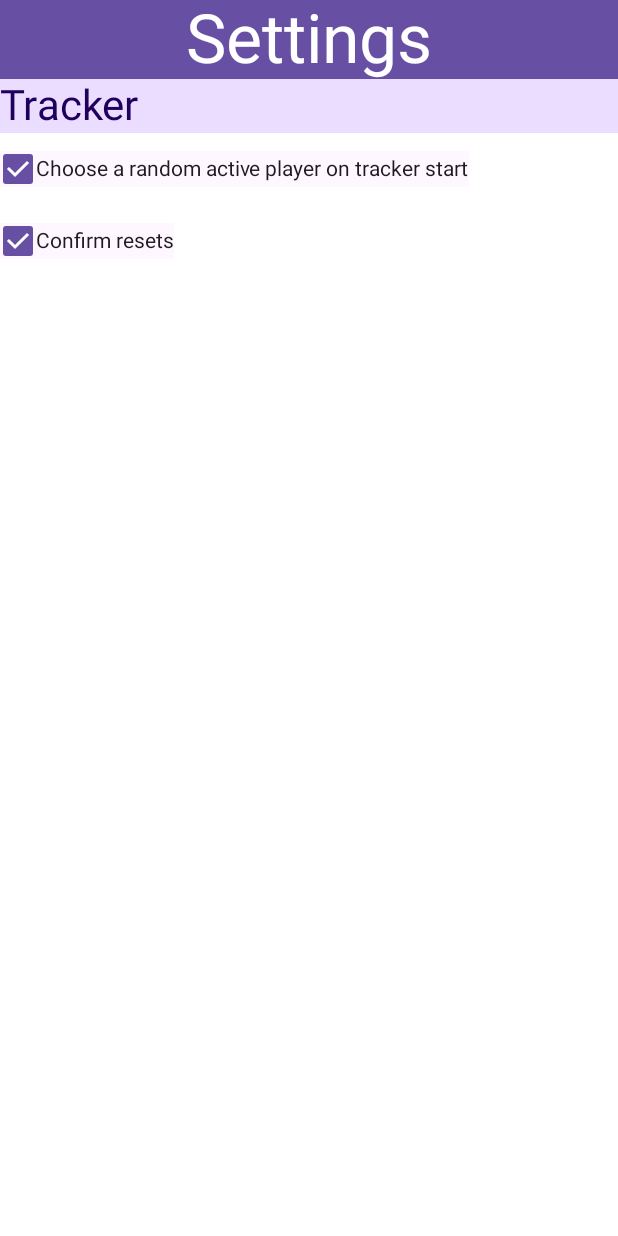
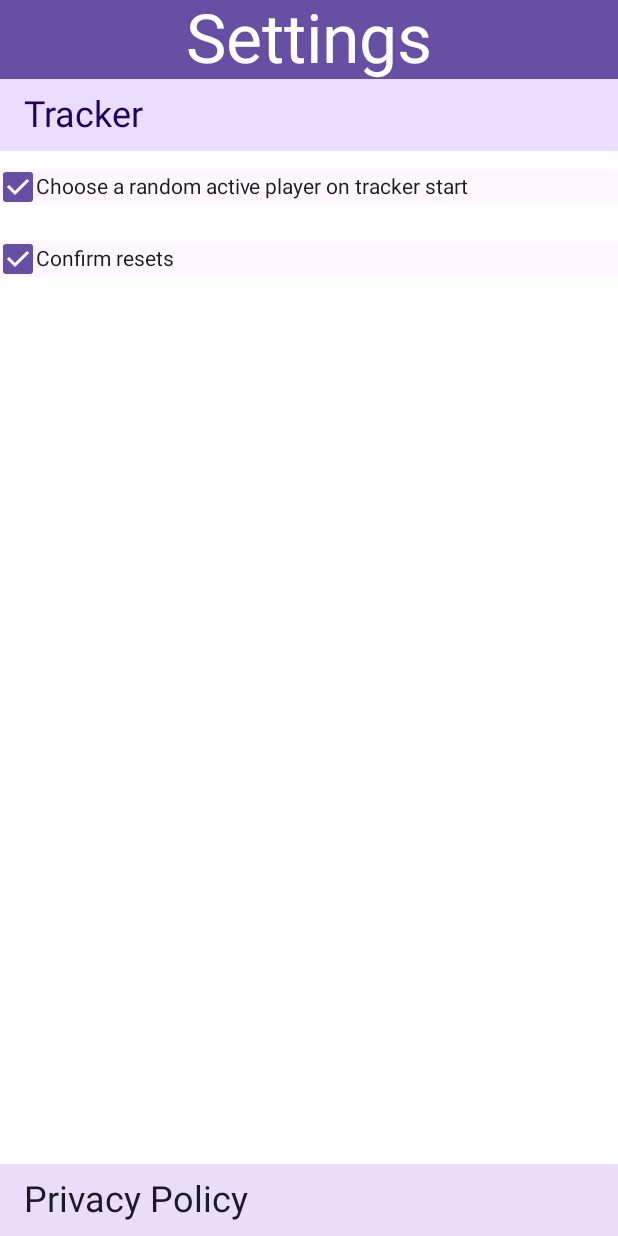
Before and after one commit to colinjneville/battle-container, an Android app built with Jetpack Compose: the @Preview function SettingsPageInner, on a phone screen of 412 x 824 dp. Run offline under Robolectric (Android 15) with nearby library versions, the phone set to English and light mode, and no system bars.

Commit message:
Add in-app privacy policy link

```diff
--- a/app/src/main/java/co/elcrow/battlecontainer/ui/SettingsPage.kt
+++ b/app/src/main/java/co/elcrow/battlecontainer/ui/SettingsPage.kt
@@ -1,8 +1,10 @@
 package co.elcrow.battlecontainer.ui
 
+import androidx.compose.foundation.clickable
 import androidx.compose.foundation.layout.Column
 import androidx.compose.foundation.layout.Row
 import androidx.compose.foundation.layout.fillMaxWidth
+import androidx.compose.foundation.layout.padding
 import androidx.compose.foundation.lazy.LazyColumn
 import androidx.compose.material3.Checkbox
 import androidx.compose.material3.MaterialTheme
@@ -13,6 +15,7 @@ import androidx.compose.runtime.remember
 import androidx.compose.ui.Alignment
 import androidx.compose.ui.Modifier
 import androidx.compose.ui.platform.LocalContext
+import androidx.compose.ui.platform.LocalUriHandler
 import androidx.compose.ui.text.style.TextAlign
 import androidx.compose.ui.tooling.preview.Preview
 import androidx.compose.ui.unit.dp
@@ -38,11 +41,19 @@ fun SettingsPage(appInfo: AppInfo) {
 @Composable
 fun SettingsPageInner() {
     val context = LocalContext.current
-
     Column {
+        Column(modifier = Modifier.weight(1f)) {
             Surface(color = MaterialTheme.colorScheme.primary, tonalElevation = 3.dp) {
-            Column(horizontalAlignment = Alignment.CenterHorizontally, modifier = Modifier.fillMaxWidth()) {
-                Text(context.getString(R.string.header_settings), color = MaterialTheme.colorScheme.onPrimary, style = MaterialTheme.typography.displayMedium, textAlign = TextAlign.Center)
+                Column(
+                    horizontalAlignment = Alignment.CenterHorizontally,
+                    modifier = Modifier.fillMaxWidth()
+                ) {
+                    Text(
+                        context.getString(R.string.header_settings),
+                        color = MaterialTheme.colorScheme.onPrimary,
+                        style = MaterialTheme.typography.displayMedium,
+                        textAlign = TextAlign.Center
+                    )
                 }
             }
             LazyColumn {
@@ -50,8 +61,13 @@ fun SettingsPageInner() {
                     Surface(
                         color = MaterialTheme.colorScheme.primaryContainer,
                         contentColor = MaterialTheme.colorScheme.onPrimaryContainer,
-                    modifier = Modifier.fillMaxWidth()) {
-                    Text(context.getString(R.string.header_settings_tracker), style = MaterialTheme.typography.headlineMedium)
+                        modifier = Modifier.fillMaxWidth()
+                    ) {
+                        Text(
+                            context.getString(R.string.header_settings_tracker),
+                            style = MaterialTheme.typography.headlineSmall,
+                            modifier = Modifier.padding(16.dp, 8.dp),
+                        )
                     }
                 }
                 item {
@@ -60,6 +76,19 @@ fun SettingsPageInner() {
                 item {
                     SettingBoolean(Settings.Tracker.confirmReset)
                 }
+            }
+        }
+        var uriHandler = LocalUriHandler.current
+        Surface(
+            color = MaterialTheme.colorScheme.secondaryContainer,
+            contentColor = MaterialTheme.colorScheme.onSecondaryContainer,
+            tonalElevation = 3.dp,
+            modifier = Modifier.fillMaxWidth().clickable { uriHandler.openUri(context.getString(R.string.url_privacy_policy)) }) {
+            Text(
+                context.getString(R.string.misc_privacy_policy),
+                style = MaterialTheme.typography.headlineSmall,
+                modifier = Modifier.padding(16.dp, 8.dp),
+            )
         }
     }
 }
@@ -76,6 +105,7 @@ fun SettingBoolean(setting: BooleanSetting) {
 
     Surface(
         onClick = { runBlocking { context.dataStore.edit { settings -> MutableAppPreferences(settings).toggleSetting(setting) } } },
+        modifier = Modifier.fillMaxWidth(),
     ) {
         Row(verticalAlignment = Alignment.CenterVertically) {
             Checkbox(checked = flow.value, onCheckedChange = null)
--- a/app/src/main/res/values/strings.xml
+++ b/app/src/main/res/values/strings.xml
@@ -399,4 +399,6 @@
     <string name="header_settings_tracker">Tracker</string>
     <string name="page_rulebook">Rulebook</string>
     <string name="url_rulebook_pdf">https://cdn.shopify.com/s/files/1/0277/6724/2855/files/BattleCON-Web-Rulebook-v4.pdf</string>
+    <string name="misc_privacy_policy">Privacy Policy</string>
+    <string name="url_privacy_policy">https://github.com/colinjneville/battle-container/blob/master/playstore/privacypolicy.md</string>
 </resources>
```
Also changed, not shown: 2 other files. Lines whose indentation alone changed are shown as unchanged.
